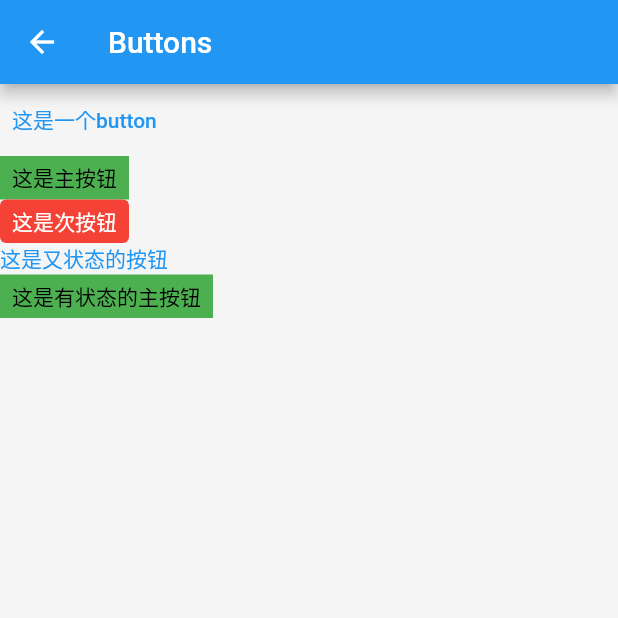
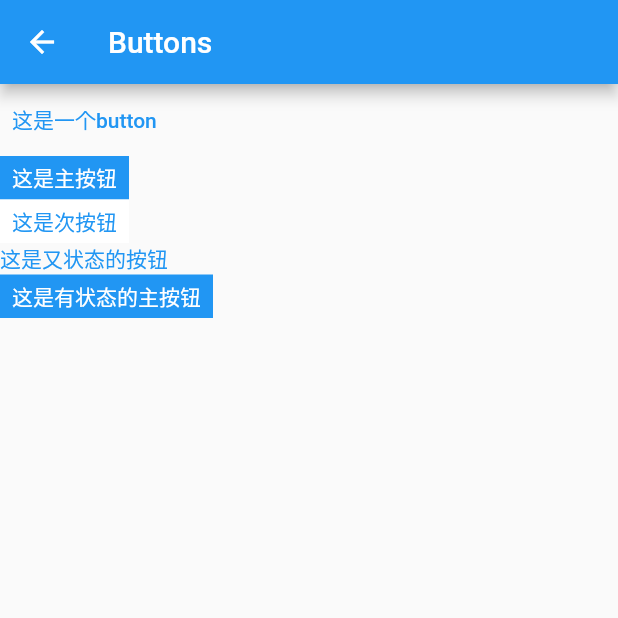
Before and after one commit to mgzzZ/mie, a Flutter app: the Buttons screen opened directly, on a phone screen of 412 x 824 dp, the top half of it. Run offline on Flutter 3.47's test engine with Material 2 defaults, Android fonts, the phone set to English and light mode, and no system bars; our stand-ins replace flutter_svg.

Commit message:
feat:修改主题

```diff
--- a/lib/src/buttons.dart
+++ b/lib/src/buttons.dart
@@ -34,15 +34,15 @@ class MButton extends TextButton {
 
   static Widget main(String text, {VoidCallback? onTap}) {
     return Builder(builder: (context) {
-      MButtonThemeData theme = context.ofMieTheme().buttonThemeData;
+      final buttonThemeEtx = Theme.of(context).extension<MButtonThemeEtx>();
       ButtonStyle style = TextButton.styleFrom(
-        backgroundColor: theme.mainBackGroundColor,
-        primary: theme.mainTextColor,
+        backgroundColor: buttonThemeEtx?.mainBackGroundColor,
+        primary: buttonThemeEtx?.mainTextColor,
         tapTargetSize: MaterialTapTargetSize.shrinkWrap,
         padding: EdgeInsets.symmetric(horizontal: 8, vertical: 4),
         minimumSize: Size(64, 1),
         shape: RoundedRectangleBorder(
-          borderRadius: BorderRadius.all(Radius.circular(theme.mainCor)),
+          borderRadius: BorderRadius.all(Radius.circular(buttonThemeEtx?.mainRadius ?? 0)),
         ),
       );
       return MButton(
@@ -55,15 +55,15 @@ class MButton extends TextButton {
 
   static Widget secondary(String text, {VoidCallback? onTap}) {
     return Builder(builder: (context) {
-      MButtonThemeData theme = context.ofMieTheme().buttonThemeData;
+      final buttonThemeEtx = Theme.of(context).extension<MButtonThemeEtx>();
       ButtonStyle style = TextButton.styleFrom(
-          backgroundColor: theme.secondaryBackGroundColor,
-          primary: theme.secondaryTextColor,
+          backgroundColor: buttonThemeEtx?.secondaryBackGroundColor,
+          primary: buttonThemeEtx?.secondaryTextColor,
           tapTargetSize: MaterialTapTargetSize.shrinkWrap,
           padding: EdgeInsets.symmetric(horizontal: 8, vertical: 4),
           minimumSize: Size(64, 1),
           shape: RoundedRectangleBorder(
-            borderRadius: BorderRadius.all(Radius.circular(theme.secondaryCor)),
+            borderRadius: BorderRadius.all(Radius.circular(buttonThemeEtx?.secondaryRadius ?? 0)),
           ));
       return MButton(
         text,
@@ -99,15 +99,15 @@ class MStateButton extends StatefulWidget {
 
   static Widget main(String text, {Future Function()? onTap}) {
     return Builder(builder: (context) {
-      MButtonThemeData theme = context.ofMieTheme().buttonThemeData;
+      final buttonThemeEtx = Theme.of(context).extension<MButtonThemeEtx>();
       ButtonStyle style = TextButton.styleFrom(
-        backgroundColor: theme.mainBackGroundColor,
-        primary: theme.mainTextColor,
+        backgroundColor: buttonThemeEtx?.mainBackGroundColor,
+        primary: buttonThemeEtx?.mainTextColor,
         padding: EdgeInsets.symmetric(horizontal: 8, vertical: 4),
         minimumSize: Size(64, 1),
         tapTargetSize: MaterialTapTargetSize.shrinkWrap,
         shape: RoundedRectangleBorder(
-          borderRadius: BorderRadius.all(Radius.circular(theme.mainCor)),
+          borderRadius: BorderRadius.all(Radius.circular(buttonThemeEtx?.mainRadius ?? 0)),
         ),
       );
       return MStateButton(
@@ -120,15 +120,15 @@ class MStateButton extends StatefulWidget {
 
   static Widget secondary(String text, {Future Function()? onTap}) {
     return Builder(builder: (context) {
-      MButtonThemeData theme = context.ofMieTheme().buttonThemeData;
+      final buttonThemeEtx = Theme.of(context).extension<MButtonThemeEtx>();
       ButtonStyle style = TextButton.styleFrom(
-          backgroundColor: theme.secondaryBackGroundColor,
-          primary: theme.secondaryTextColor,
+          backgroundColor: buttonThemeEtx?.secondaryBackGroundColor,
+          primary: buttonThemeEtx?.secondaryTextColor,
           padding: EdgeInsets.symmetric(horizontal: 8, vertical: 4),
           minimumSize: Size(64, 1),
           tapTargetSize: MaterialTapTargetSize.shrinkWrap,
           shape: RoundedRectangleBorder(
-            borderRadius: BorderRadius.all(Radius.circular(theme.secondaryCor)),
+            borderRadius: BorderRadius.all(Radius.circular(buttonThemeEtx?.secondaryRadius ?? 0)),
           ));
       return MStateButton(
         text,
@@ -152,10 +152,12 @@ class _MStateButtonState extends State<MStateButton> {
 
   @override
   Widget build(BuildContext context) {
+    final colorThemeEtx = Theme.of(context).extension<MColorThemeEtx>();
+
     final Widget indicator = widget.loadingWidget ??
         CircularProgressIndicator(
           strokeWidth: 3,
-          valueColor: AlwaysStoppedAnimation(context.ofMieTheme().colorThemeData.accentColor),
+          valueColor: AlwaysStoppedAnimation(colorThemeEtx?.accentColor),
         );
     ButtonStyle _style = widget.style ??
         TextButton.styleFrom(
--- a/lib/src/mie_theme.dart
+++ b/lib/src/mie_theme.dart
@@ -1,180 +1,118 @@
+import 'dart:ui' show lerpDouble;
+
 import 'package:flutter/material.dart';
 
 @immutable
-class MColorData extends ThemeExtension<MColorData> {
-  final Color? mainButtonBackGroundColor;
-  final Color? mainButtonTextColor;
-  final Color? secondaryButtonBackGroundColor;
-  final Color? secondaryButtonTextColor;
+class MColorThemeEtx extends ThemeExtension<MColorThemeEtx> {
+  final Color? appBackGroundColor;
+  final Color? accentColor;
+  final Color? errorColor;
+  final Color? cardColor;
 
-  const MColorData({
-    required this.mainButtonBackGroundColor,
-    required this.mainButtonTextColor,
-    required this.secondaryButtonBackGroundColor,
-    required this.secondaryButtonTextColor,
-  });
-
-  @override
-  ThemeExtension<MColorData> copyWith({
-    Color? mainButtonBackGroundColor,
-    Color? mainButtonTextColor,
-    Color? secondaryButtonBackGroundColor,
-    Color? secondaryButtonTextColor,
-  }) {
-    return MColorData(
-      mainButtonBackGroundColor: mainButtonBackGroundColor ?? this.mainButtonBackGroundColor,
-      mainButtonTextColor: mainButtonTextColor ?? this.mainButtonTextColor,
-      secondaryButtonBackGroundColor:
-          secondaryButtonBackGroundColor ?? this.secondaryButtonBackGroundColor,
-      secondaryButtonTextColor: secondaryButtonTextColor ?? this.secondaryButtonTextColor,
-    );
-  }
-
-  @override
-  ThemeExtension<MColorData> lerp(ThemeExtension<MColorData>? other, double t) {
-    if (other is! MColorData) {
-      return this;
-    }
-    return MColorData(
-      mainButtonBackGroundColor:
-          Color.lerp(mainButtonBackGroundColor, other.mainButtonBackGroundColor, t),
-      mainButtonTextColor: Color.lerp(mainButtonTextColor, other.mainButtonTextColor, t),
-      secondaryButtonBackGroundColor:
-          Color.lerp(secondaryButtonBackGroundColor, other.secondaryButtonBackGroundColor, t),
-      secondaryButtonTextColor:
-          Color.lerp(mainButtonBackGroundColor, other.mainButtonBackGroundColor, t),
-    );
-  }
-}
-
-class MieWrapWidget extends InheritedWidget {
-  final Widget child;
-  final MieTheme theme;
-  MieWrapWidget({required this.child, required this.theme}) : super(child: child);
-
-  static MieTheme of(BuildContext context) {
-    return context.dependOnInheritedWidgetOfExactType<MieWrapWidget>()?.theme ?? MieDefaultTheme();
-  }
-
-  @override
-  bool updateShouldNotify(MieWrapWidget oldWidget) {
-    return oldWidget.theme != this.theme;
-  }
-}
-
-extension MieWrapWidgetExt on BuildContext {
-  MieTheme ofMieTheme() {
-    return MieWrapWidget.of(this);
-  }
-}
-
-class MieTheme {
-  MTextThemeData textThemeData;
-  MButtonThemeData buttonThemeData;
-  MIconThemeData iconThemeData;
-  MCardThemeData cardThemeData;
-  MColorThemeData colorThemeData;
-
-  MieTheme({
-    required this.textThemeData,
-    required this.buttonThemeData,
-    required this.iconThemeData,
-    required this.cardThemeData,
-    required this.colorThemeData,
-  });
-
-  ThemeData copyWithThemeData(ThemeData theme) {
-    return theme.copyWith(
-      colorScheme: ColorScheme.fromSwatch(
-        accentColor: colorThemeData.accentColor,
-        backgroundColor: colorThemeData.appBackGroundColor,
-        errorColor: colorThemeData.errorColor,
-        cardColor: colorThemeData.cardColor,
-      ),
-      canvasColor: Colors.transparent,
-      primaryColor: colorThemeData.accentColor,
-      textSelectionTheme: theme.textSelectionTheme.copyWith(
-        cursorColor: colorThemeData.accentColor,
-        selectionColor: colorThemeData.accentColor,
-      ),
-      scaffoldBackgroundColor: colorThemeData.appBackGroundColor,
-    );
-  }
-
-  MieTheme copyWith({
-    MTextThemeData? textThemeData,
-    MButtonThemeData? buttonThemeData,
-    MIconThemeData? iconThemeData,
-    MCardThemeData? cardThemeData,
-    MColorThemeData? colorThemeData,
-  }) {
-    return MieTheme(
-        textThemeData: textThemeData ?? this.textThemeData,
-        buttonThemeData: buttonThemeData ?? this.buttonThemeData,
-        iconThemeData: iconThemeData ?? this.iconThemeData,
-        cardThemeData: cardThemeData ?? this.cardThemeData,
-        colorThemeData: colorThemeData ?? this.colorThemeData);
-  }
-}
-
-class MieDefaultTheme extends MieTheme {
-  MieDefaultTheme()
-      : super(
-          textThemeData: MTextThemeData(),
-          buttonThemeData: MButtonThemeData(
-              mainBackGroundColor: Colors.green,
-              mainTextColor: Colors.black,
-              secondaryBackGroundColor: Colors.red,
-              secondaryTextColor: Colors.white,
-              mainCor: 0,
-              secondaryCor: 4),
-          cardThemeData: MCardThemeData(),
-          colorThemeData: MColorThemeData(
-            appBackGroundColor: Color(0xfff5f5f5),
-            accentColor: Colors.yellow,
-            cardColor: Color(0xfff5f5f5),
-            errorColor: Colors.red,
-          ),
-          iconThemeData: MIconThemeData(),
-        );
-}
-
-class MTextThemeData {}
-
-class MButtonThemeData {
-  Color mainBackGroundColor;
-  Color mainTextColor;
-  Color secondaryBackGroundColor;
-  Color secondaryTextColor;
-
-  /// 圆角
-  double mainCor;
-  double secondaryCor;
-
-  MButtonThemeData({
-    required this.mainBackGroundColor,
-    required this.mainTextColor,
-    required this.secondaryBackGroundColor,
-    required this.secondaryTextColor,
-    required this.mainCor,
-    required this.secondaryCor,
-  });
-}
-
-class MIconThemeData {}
-
-class MCardThemeData {}
-
-class MColorThemeData {
-  Color appBackGroundColor;
-  Color accentColor;
-  Color errorColor;
-  Color cardColor;
-
-  MColorThemeData({
+  const MColorThemeEtx({
     required this.appBackGroundColor,
     required this.accentColor,
     required this.errorColor,
     required this.cardColor,
   });
+
+  @override
+  ThemeExtension<MColorThemeEtx> copyWith({
+    Color? appBackGroundColor,
+    Color? accentColor,
+    Color? errorColor,
+    Color? cardColor,
+  }) {
+    return MColorThemeEtx(
+      appBackGroundColor: appBackGroundColor ?? this.appBackGroundColor,
+      accentColor: accentColor ?? this.accentColor,
+      errorColor: errorColor ?? this.errorColor,
+      cardColor: cardColor ?? this.cardColor,
+    );
+  }
+
+  @override
+  ThemeExtension<MColorThemeEtx> lerp(ThemeExtension<MColorThemeEtx>? other, double t) {
+    if (other is! MColorThemeEtx) {
+      return this;
+    }
+    return MColorThemeEtx(
+      appBackGroundColor: Color.lerp(appBackGroundColor, other.appBackGroundColor, t),
+      accentColor: Color.lerp(accentColor, other.accentColor, t),
+      errorColor: Color.lerp(errorColor, other.errorColor, t),
+      cardColor: Color.lerp(cardColor, other.cardColor, t),
+    );
+  }
+
+  @override
+  String toString() {
+    return 'MColorThemeEtx('
+        'appBackGroundColor: $appBackGroundColor,'
+        ' accentColor: $accentColor, '
+        'errorColor: $errorColor, '
+        'cardColor: $cardColor'
+        ')';
+  }
 }
+
+@immutable
+class MButtonThemeEtx extends ThemeExtension<MButtonThemeEtx> {
+  final Color? mainBackGroundColor;
+  final Color? mainTextColor;
+  final Color? secondaryBackGroundColor;
+  final Color? secondaryTextColor;
+
+  /// 圆角
+  final double? mainRadius;
+  final double? secondaryRadius;
+
+  const MButtonThemeEtx({
+    required this.mainBackGroundColor,
+    required this.mainTextColor,
+    required this.secondaryBackGroundColor,
+    required this.secondaryTextColor,
+    required this.mainRadius,
+    required this.secondaryRadius,
+  });
+
+  @override
+  ThemeExtension<MButtonThemeEtx> copyWith({
+    Color? mainBackGroundColor,
+    Color? mainTextColor,
+    Color? secondaryBackGroundColor,
+    Color? secondaryTextColor,
+    double? mainRadius,
+    double? secondaryRadius,
+  }) {
+    return MButtonThemeEtx(
+        mainBackGroundColor: mainBackGroundColor ?? this.mainBackGroundColor,
+        mainTextColor: mainTextColor ?? this.mainTextColor,
+        secondaryBackGroundColor: secondaryBackGroundColor ?? this.secondaryBackGroundColor,
+        secondaryTextColor: secondaryTextColor ?? this.secondaryTextColor,
+        mainRadius: mainRadius ?? this.mainRadius,
+        secondaryRadius: secondaryRadius ?? this.secondaryRadius);
+  }
+
+  @override
+  ThemeExtension<MButtonThemeEtx> lerp(ThemeExtension<MButtonThemeEtx>? other, double t) {
+    if (other is! MButtonThemeEtx) {
+      return this;
+    }
+    return MButtonThemeEtx(
+      mainBackGroundColor: Color.lerp(mainBackGroundColor, other.mainBackGroundColor, t),
+      mainTextColor: Color.lerp(mainTextColor, other.mainTextColor, t),
+      secondaryBackGroundColor:
+          Color.lerp(secondaryBackGroundColor, other.secondaryBackGroundColor, t),
+      secondaryTextColor: Color.lerp(secondaryTextColor, other.secondaryTextColor, t),
+      mainRadius: lerpDouble(mainRadius, other.mainRadius, t),
+      secondaryRadius: lerpDouble(secondaryRadius, other.secondaryRadius, t),
+    );
+  }
+
+  @override
+  String toString() {
+    return 'MButtonThemeEtx('
+        'mainBackGroundColor:$mainBackGroundColor,mainTextColor:$mainTextColor,secondaryBackGroundColor:$secondaryBackGroundColor,secondaryTextColor:$secondaryTextColor,mainRadius:$mainRadius,secondaryRadius:$secondaryRadius'
+        ')';
+  }
+}
```
Also changed, not shown: example/lib/main.dart (+17 -7 lines).
